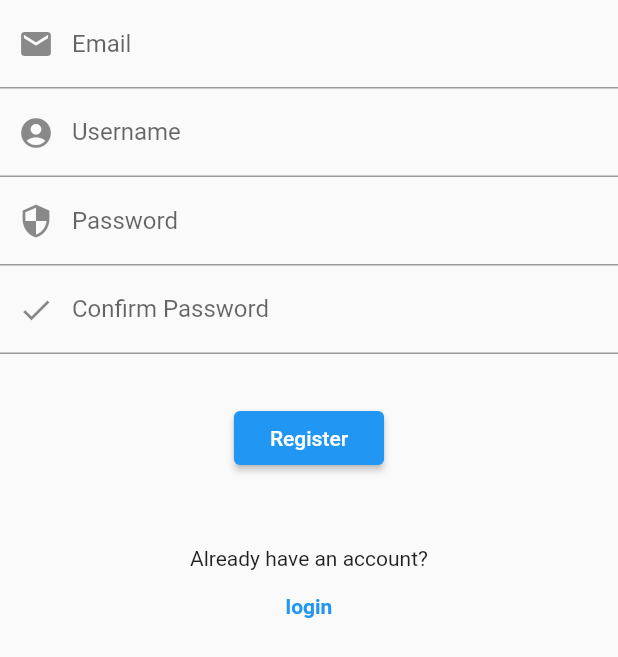
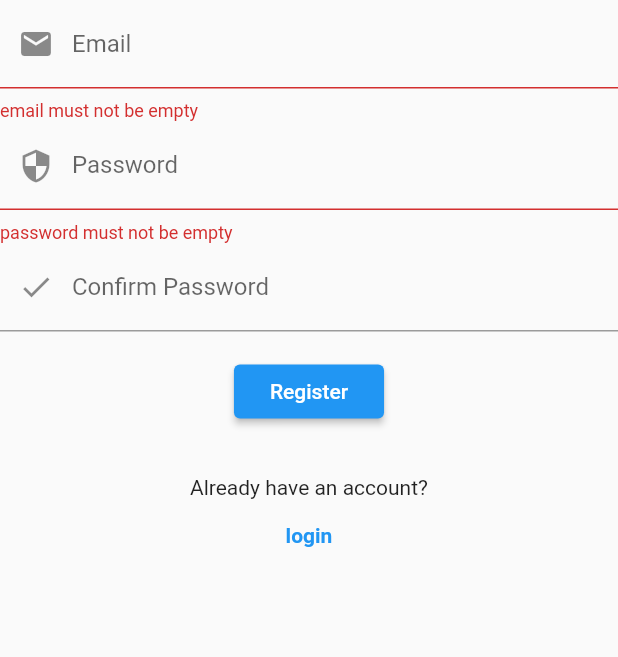
Before and after one commit to AlcatrazPM/frontend, a Flutter app: the RegisterFragment widget shown alone on an empty page, opened directly with empty values, after a tap on "Register", on a phone screen of 412 x 824 dp. Shown: the top 657 px of the screen. Run offline on Flutter 3.47's test engine with Material 2 defaults, Android fonts, the phone set to English and light mode, and no system bars; our stand-ins replace dio, flushbar, get_it; generated files the repository leaves out were written again.

Commit message:
added auth service integrated the service in the auth screen added validators added dynamic validation in auth fields changed json mapper library

```diff
--- a/build.yaml
+++ /dev/null
@@ -1,6 +0,0 @@
-targets:
-  $default:
-    builders:
-      reflectable:
-        generate_for:
-          - lib/main.dart
--- a/lib/main.dart
+++ b/lib/main.dart
@@ -1,15 +1,14 @@
 import 'package:alkatrazpm/src/accounts/ui/AccountsListScreen.dart';
 import 'package:alkatrazpm/src/accounts/ui/EcranJmek.dart';
+import 'package:alkatrazpm/src/dependencies/Dependencies.dart';
 import 'package:alkatrazpm/src/password_gen/ui/PasswordGenScreen.dart';
 import 'package:alkatrazpm/src/web/tabs.dart';
 import 'package:flutter/material.dart';
 
 import 'src/auth/ui/AuthScreen.dart';
 
-
 void main() {
-
-
+  initAllDependencies();
   runApp(MyApp());
 }
 
--- a/lib/src/auth/model/User.dart
+++ b/lib/src/auth/model/User.dart
@@ -2,7 +2,6 @@ import 'package:alkatrazpm/src/auth/model/AuthCredentials.dart';
 
 class User {
   AuthResponse authResponse;
-  String userName;
   String email;
-  User(this.email, this.userName, this.authResponse);
+  User(this.email, this.authResponse);
 }
--- a/lib/src/auth/ui/LoginFragment.dart
+++ b/lib/src/auth/ui/LoginFragment.dart
@@ -1,10 +1,10 @@
 import 'package:alkatrazpm/src/ui_utils/UiCommon.dart';
+import 'package:alkatrazpm/src/utils/Validators.dart';
 import 'package:flutter/foundation.dart';
 import 'package:flutter/material.dart';
 
 class LoginFragment extends StatefulWidget {
-  final Future<String> Function(String username, String password)
-      onLoginClicked;
+  final Future<void> Function(String username, String password) onLoginClicked;
   final void Function() changeFragment;
 
   LoginFragment(this.onLoginClicked, {this.changeFragment});
@@ -17,6 +17,9 @@ class _LoginFragmentState extends State<LoginFragment> {
   TextEditingController password, username;
   String error = "";
 
+  GlobalKey<FormState> _emailKey = GlobalKey<FormState>();
+  GlobalKey<FormState> _passwordKey = GlobalKey<FormState>();
+
   @override
   void initState() {
     password = TextEditingController();
@@ -26,27 +29,41 @@ class _LoginFragmentState extends State<LoginFragment> {
 
   @override
   Widget build(BuildContext context) {
-
     return Column(
       crossAxisAlignment: CrossAxisAlignment.center,
       mainAxisSize: MainAxisSize.min,
       children: <Widget>[
-        TextFormField(
+        Form(
+          key: _emailKey,
+          child: TextFormField(
             controller: username,
+            validator: Validators.emailValidator,
+            onChanged: (s){
+              _emailKey.currentState.validate();
+            },
             decoration: InputDecoration(
-              labelText: "Username", prefixIcon: Icon(Icons.account_circle)),
+                labelText: "Email", prefixIcon: Icon(Icons.account_circle)),
           ),
-        TextFormField(
+        ),
+        Form(
+          key: _passwordKey,
+          child: TextFormField(
             controller: password,
             obscureText: true,
+            onChanged: (s){
+              _passwordKey.currentState.validate();
+            },
+            validator: Validators.passwordValidator,
             decoration: InputDecoration(
                 labelText: "Password", prefixIcon: Icon(Icons.security)),
           ),
+        ),
         Padding(
           padding: const EdgeInsets.all(16.0),
-          child: UiCommon.outlineButton(context,
+          child: UiCommon.outlineButton(
+            context,
             onPressed: () {
-              doLogin(password.text, username.text);
+              doLogin(context, password.text, username.text);
             },
             text: "Login",
           ),
@@ -55,7 +72,8 @@ class _LoginFragmentState extends State<LoginFragment> {
           padding: const EdgeInsets.only(top: 16.0),
           child: Text("Don't have an account?"),
         ),
-        UiCommon.flatButton(context,
+        UiCommon.flatButton(
+          context,
           onPressed: () {
             if (widget.changeFragment != null) {
               widget.changeFragment();
@@ -67,11 +85,15 @@ class _LoginFragmentState extends State<LoginFragment> {
     );
   }
 
-  void doLogin(String username, String password) async {
-    print("username $username");
-    String error = await widget.onLoginClicked(username, password);
-    if (error != "") {
-      // to do
+  void doLogin(BuildContext context, String email, String password) async {
+    if (validate()) {
+      widget.onLoginClicked(email, password);
     }
   }
+
+  bool validate(){
+    var email = _emailKey.currentState.validate();
+    var pass = _passwordKey.currentState.validate();
+    return email && pass;
   }
+}
--- a/lib/src/auth/ui/RegisterFragment.dart
+++ b/lib/src/auth/ui/RegisterFragment.dart
@@ -1,13 +1,15 @@
 import 'package:alkatrazpm/src/ui_utils/UiCommon.dart';
+import 'package:alkatrazpm/src/utils/Validators.dart';
 import 'package:flutter/material.dart';
 
 class RegisterFragment extends StatefulWidget {
-  final Future<String> Function(String email, String username, String password)
+  final Future<void> Function(String email, String username, String password)
       onRegisterClicked;
   final void Function() changeFragment;
   final bool darkTheme;
 
-  RegisterFragment(this.onRegisterClicked, {this.changeFragment, this.darkTheme = true});
+  RegisterFragment(this.onRegisterClicked,
+      {this.changeFragment, this.darkTheme = true});
 
   @override
   _RegisterFragmentState createState() => _RegisterFragmentState();
@@ -16,6 +18,9 @@ class RegisterFragment extends StatefulWidget {
 class _RegisterFragmentState extends State<RegisterFragment> {
   TextEditingController password, confirmPassword, username, email;
   String error = "";
+  GlobalKey<FormState> _emailKey = GlobalKey<FormState>();
+  GlobalKey<FormState> _passwordKey = GlobalKey<FormState>();
+  GlobalKey<FormState> _confirmPasswordey = GlobalKey<FormState>();
 
   @override
   void initState() {
@@ -32,39 +37,54 @@ class _RegisterFragmentState extends State<RegisterFragment> {
       crossAxisAlignment: CrossAxisAlignment.center,
       mainAxisSize: MainAxisSize.min,
       children: <Widget>[
-        TextFormField(
+        Form(
+          key: _emailKey,
+          child: TextFormField(
             controller: email,
+            onChanged: (s) {
+              _emailKey.currentState.validate();
+            },
+            validator: Validators.emailValidator,
             decoration: InputDecoration(
                 labelText: "Email", prefixIcon: Icon(Icons.email)),
           ),
-        TextFormField(
-          controller: username,
-          decoration: InputDecoration(
-              labelText: "Username", prefixIcon: Icon(Icons.account_circle)),
         ),
-        TextFormField(
+        Form(
+          key: _passwordKey,
+          child: TextFormField(
+            obscureText: true,
             controller: password,
-          obscureText: true,
+            onChanged: (s) {
+              _passwordKey.currentState.validate();
+            },
+            validator: Validators.passwordValidator,
             decoration: InputDecoration(
                 labelText: "Password", prefixIcon: Icon(Icons.security)),
           ),
-        TextFormField(
+        ),
+        Form(
+          key: _confirmPasswordey,
+          child: TextFormField(
+            controller: confirmPassword,
             obscureText: true,
-          autovalidate: true,
-          validator: (password) {
-            if (password == null || password == "") return null;
-            return password == confirmPassword.text
-                ? null
-                : "passords do not match";
+            validator: (pass) {
+              if (confirmPassword.text != password.text) return "passwords do not"
+                  " match";
+              return null;
+            },
+            onChanged: (s) {
+              _confirmPasswordey.currentState.validate();
             },
             decoration: InputDecoration(
               labelText: "Confirm Password",
               prefixIcon: Icon(Icons.check),
             ),
           ),
+        ),
         Padding(
-          padding: const EdgeInsets.all(32.0),
-          child: UiCommon.outlineButton(context,
+          padding: const EdgeInsets.all(16.0),
+          child: UiCommon.outlineButton(
+            context,
             onPressed: () {
               doRegister(email.text, username.text, password.text);
             },
@@ -75,21 +95,27 @@ class _RegisterFragmentState extends State<RegisterFragment> {
           padding: const EdgeInsets.only(top: 16.0),
           child: Text("Already have an account?"),
         ),
-        UiCommon.flatButton(context,
-            onPressed: () {
+        UiCommon.flatButton(context, onPressed: () {
           if (widget.changeFragment != null) {
             widget.changeFragment();
           }
-            },
-            text: "login"),
+        }, text: "login"),
       ],
     );
   }
 
   void doRegister(String email, String username, String password) async {
-    String error = await widget.onRegisterClicked(email, username, password);
-    if (error != "") {
-      // to do
+    if (_validate()) {
+      widget.onRegisterClicked(email, username, password);
     }
   }
+
+  bool _validate() {
+    var email = _emailKey.currentState.validate();
+    var password = _passwordKey.currentState.validate();
+    var confirm = _confirmPasswordey.currentState.validate();
+    return email && password && confirm;
   }
+
+
+}
--- a/lib/src/password_gen/model/PasswordAttributes.dart
+++ b/lib/src/password_gen/model/PasswordAttributes.dart
@@ -1,4 +1,3 @@
-import 'package:dart_json_mapper/dart_json_mapper.dart';
 
 /// models the attributes a class should have or not
 class PasswordAttributes {
--- /dev/null
+++ b/lib/src/utils/Validators.dart
@@ -0,0 +1,25 @@
+typedef String Validator(String);
+
+class Validators{
+  static String emailValidator(String value){
+    if(value == "")
+      return "email must not be empty";
+    String error = "Not a valid email";
+    if(!value.contains("@"))
+      return error;
+    return null;
+  }
+  static String passwordValidator(String value){
+    if(value == "")
+      return "password must not be empty";
+    if(value.length < 8)
+      return "Password too short";
+    return null;
+  }
+  static String usernameValidator(String value){
+    if(value == "")
+      return "username must not be empty";
+    return null;
+  }
+
+}
```
Also changed, not shown: lib/src/accounts/ui/AccountsListScreen.dart (+8 -0 lines), lib/src/auth/model/AuthCredentials.dart (+17 -7 lines), lib/src/auth/service/AuthService.dart (added, +9 -0 lines), lib/src/auth/service/DefaultAuthService.dart (added, +56 -0 lines), lib/src/auth/ui/AuthScreen.dart (+63 -21 lines), lib/src/dependencies/Dependencies.dart (+12 -4 lines), pubspec.yaml (+7 -4 lines), pubspec.lock, 1 other file. Lines whose indentation alone changed are shown as unchanged.
